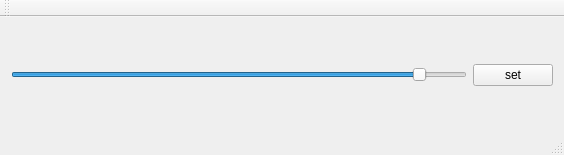
Before: the Qt Designer form mainwindow.ui in dependon/X11-transparency-tools, drawn with Qt 5.
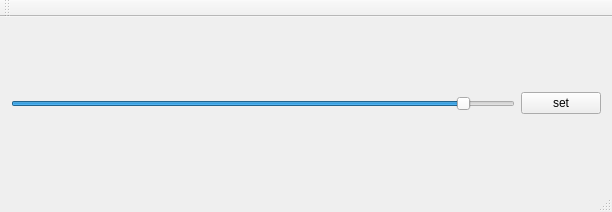
After: the same form once the commit is applied.

The edit to the form file:
```diff
--- a/mainwindow.ui
+++ b/mainwindow.ui
@@ -6,8 +6,8 @@
    <rect>
     <x>0</x>
     <y>0</y>
-    <width>564</width>
-    <height>155</height>
+    <width>612</width>
+    <height>212</height>
    </rect>
   </property>
   <property name="windowTitle">
```
Left out of the diff: 2 changed lines with no effect on the pictures.
